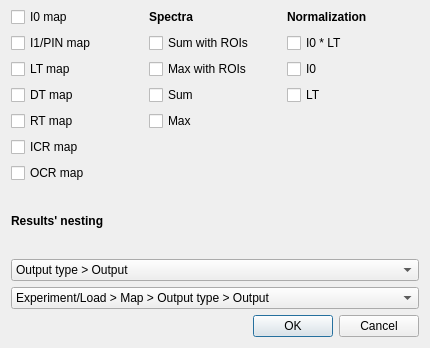
First picture: the form in analyse.ui, repository pfilipl/PolyX-XRF-Data-Analyser, before the edit; both pictures show x 0 to 430 and y 150 to 498 of the 430 by 498 pixel window.
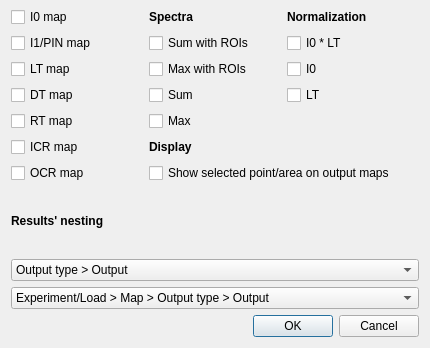
Second picture: the form after the edit.

Commit message: Better mark point, selected point/area in output option

What changed in the file:
```diff
--- a/analyse.ui
+++ b/analyse.ui
@@ -445,6 +445,25 @@
        </property>
       </widget>
      </item>
+     <item row="10" column="1" colspan="2">
+      <widget class="QCheckBox" name="checkBox_Show">
+       <property name="text">
+        <string>Show selected point/area on output maps</string>
+       </property>
+      </widget>
+     </item>
+     <item row="9" column="1">
+      <widget class="QLabel" name="label_5">
+       <property name="font">
+        <font>
+         <bold>true</bold>
+        </font>
+       </property>
+       <property name="text">
+        <string>Display</string>
+       </property>
+      </widget>
+     </item>
     </layout>
    </item>
    <item>
```
The commit also changes 5 other files.
